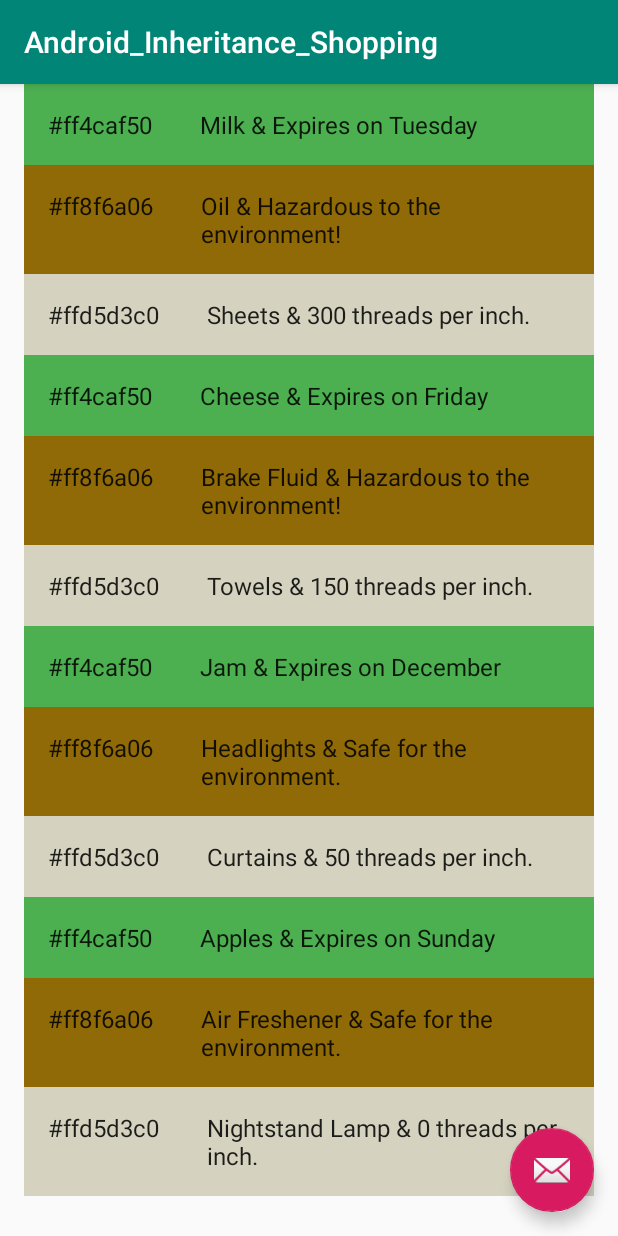
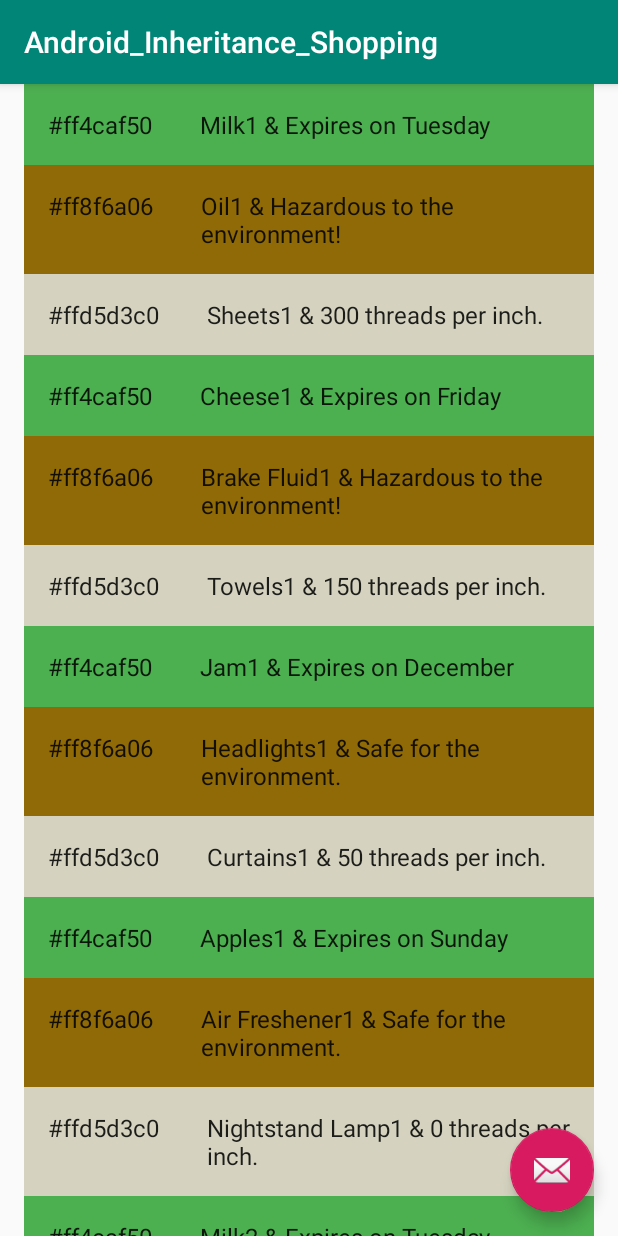
Before and after one commit to bloominstituteoftechnology/Android_Inheritance_Shopping, an Android app: the screen it shows after launch (ItemListActivity), on a phone screen of 412 x 824 dp. Run offline under Robolectric (Android 15) with nearby library versions, the phone set to English and light mode, and no system bars.

Commit message:
Increased number of items added to the RV

```diff
--- a/app/src/main/java/com/lambdaschool/android_inheritance_shopping/ItemListActivity.java
+++ b/app/src/main/java/com/lambdaschool/android_inheritance_shopping/ItemListActivity.java
@@ -70,18 +70,21 @@ public class ItemListActivity extends AppCompatActivity {
 
     private void populateShoppingBag() {
         shoppingItemArrayList = new ArrayList<>();
-        shoppingItemArrayList.add(new Food("Milk", "Tuesday"));
-        shoppingItemArrayList.add(new Automotive("Oil", true));
-        shoppingItemArrayList.add(new Bedroom("Sheets", 300));
-        shoppingItemArrayList.add(new Food("Cheese", "Friday"));
-        shoppingItemArrayList.add(new Automotive("Brake Fluid", true));
-        shoppingItemArrayList.add(new Bedroom("Towels", 150));
-        shoppingItemArrayList.add(new Food("Jam", "December"));
-        shoppingItemArrayList.add(new Automotive("Headlights", false));
-        shoppingItemArrayList.add(new Bedroom("Curtains", 50));
-        shoppingItemArrayList.add(new Food("Apples", "Sunday"));
-        shoppingItemArrayList.add(new Automotive("Air Freshener", false));
-        shoppingItemArrayList.add(new Bedroom("Nightstand Lamp", 0));
+
+        for (int i = 1; i <= 30; ++i) {
+            shoppingItemArrayList.add(new Food("Milk" + i, "Tuesday"));
+            shoppingItemArrayList.add(new Automotive("Oil" + i, true));
+            shoppingItemArrayList.add(new Bedroom("Sheets" + i, 300));
+            shoppingItemArrayList.add(new Food("Cheese" + i, "Friday"));
+            shoppingItemArrayList.add(new Automotive("Brake Fluid" + i, true));
+            shoppingItemArrayList.add(new Bedroom("Towels" + i, 150));
+            shoppingItemArrayList.add(new Food("Jam" + i, "December"));
+            shoppingItemArrayList.add(new Automotive("Headlights" + i, false));
+            shoppingItemArrayList.add(new Bedroom("Curtains" + i, 50));
+            shoppingItemArrayList.add(new Food("Apples" + i, "Sunday"));
+            shoppingItemArrayList.add(new Automotive("Air Freshener" + i, false));
+            shoppingItemArrayList.add(new Bedroom("Nightstand Lamp" + i, 0));
+        }
     }
 
     private void setupRecyclerView(@NonNull RecyclerView recyclerView) {
```
